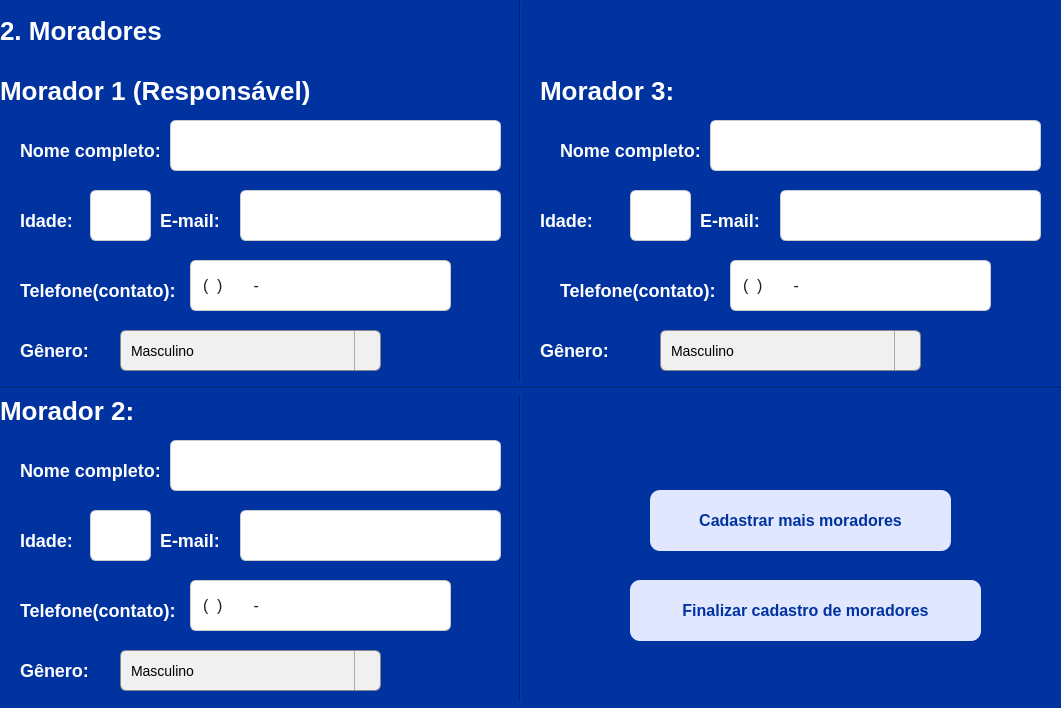
Before: the Qt Designer form code/frm_Moradores.ui in ArielAraujo18/ProjetoAcude, drawn with Qt 5.
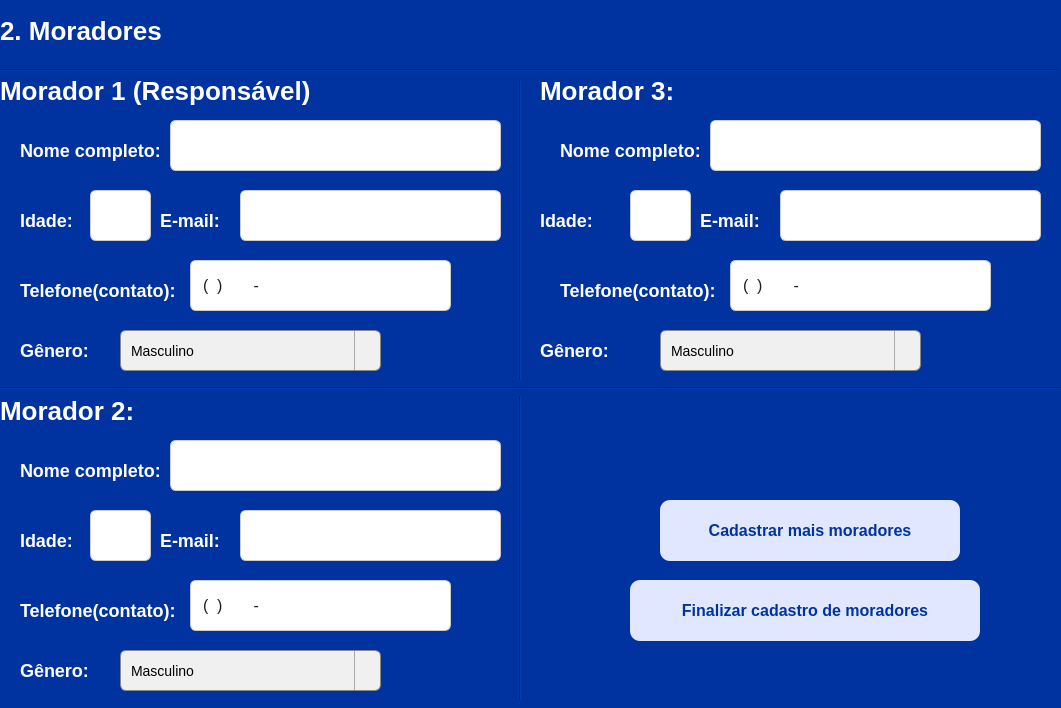
After: the same form once the commit is applied.

What changed in the file:
```diff
--- a/code/frm_Moradores.ui
+++ b/code/frm_Moradores.ui
@@ -23,7 +23,7 @@
     <rect>
      <x>0</x>
      <y>10</y>
-     <width>521</width>
+     <width>1061</width>
      <height>41</height>
     </rect>
    </property>
@@ -606,9 +606,9 @@
   <widget class="QPushButton" name="btn_cadastrarM">
    <property name="geometry">
     <rect>
-     <x>650</x>
-     <y>490</y>
-     <width>301</width>
+     <x>660</x>
+     <y>500</y>
+     <width>300</width>
      <height>61</height>
     </rect>
    </property>
@@ -920,9 +920,9 @@
    <property name="geometry">
     <rect>
      <x>510</x>
-     <y>0</y>
+     <y>60</y>
      <width>20</width>
-     <height>701</height>
+     <height>641</height>
     </rect>
    </property>
    <property name="orientation">
@@ -947,7 +947,7 @@
     <rect>
      <x>630</x>
      <y>580</y>
-     <width>351</width>
+     <width>350</width>
      <height>61</height>
     </rect>
    </property>
@@ -974,6 +974,19 @@
     <string>Finalizar cadastro de moradores</string>
    </property>
   </widget>
+  <widget class="Line" name="line_3">
+   <property name="geometry">
+    <rect>
+     <x>-3</x>
+     <y>60</y>
+     <width>1061</width>
+     <height>20</height>
+    </rect>
+   </property>
+   <property name="orientation">
+    <enum>Qt::Horizontal</enum>
+   </property>
+  </widget>
  </widget>
  <resources/>
  <connections/>
```
